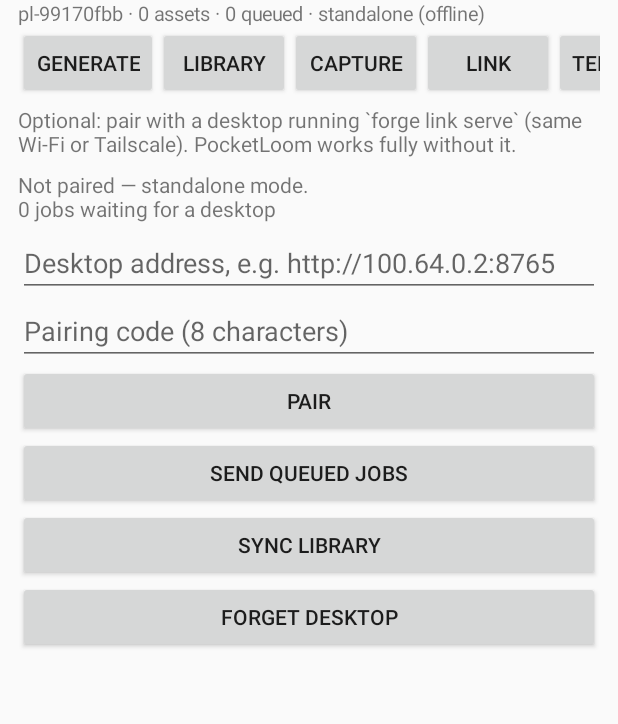
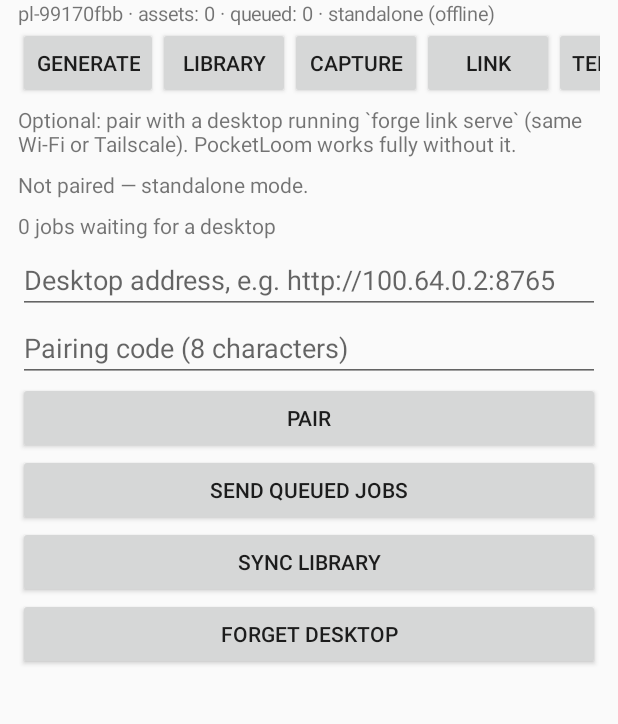
Before and after one commit to RechargedIdeas/assetfabric, an Android app: the screen it shows after launch (MainActivity), after a tap on "LINK", on a phone screen of 412 x 824 dp, the part 62-786 px from its top. Run offline under Robolectric (Android 15) with nearby library versions, the phone set to English and light mode, and no system bars; pictures from the network do not load; 10 statements that could not run were skipped; 2 other taps on this screen came first.

Commit message:
wip(C1-C6): lint in acceptance (0 errors, 0 i18n issues), plurals, data-extraction rules, pytest companions, STATUS companion table, forge accept C1-C6

```diff
--- a/companions/pocketloom/app/src/main/AndroidManifest.xml
+++ b/companions/pocketloom/app/src/main/AndroidManifest.xml
@@ -1,5 +1,6 @@
 <?xml version="1.0" encoding="utf-8"?>
-<manifest xmlns:android="http://schemas.android.com/apk/res/android">
+<manifest xmlns:android="http://schemas.android.com/apk/res/android"
+    xmlns:tools="http://schemas.android.com/tools">
 
     <!-- Only used after the user pairs with a desktop (LoomLink, C5/C6). Standalone mode makes no
          network calls. No CAMERA permission: capture is delegated to the system camera app. -->
@@ -7,6 +8,8 @@
 
     <application
         android:allowBackup="false"
+        android:dataExtractionRules="@xml/data_extraction_rules"
+        android:fullBackupContent="false"
         android:icon="@drawable/ic_launcher"
         android:label="@string/app_name"
         android:networkSecurityConfig="@xml/network_security_config"
--- a/companions/pocketloom/app/src/main/kotlin/fabric/pocketloom/MainActivity.kt
+++ b/companions/pocketloom/app/src/main/kotlin/fabric/pocketloom/MainActivity.kt
@@ -118,11 +118,13 @@ class MainActivity : Activity() {
         val seed = EditText(this).apply { setHint(R.string.gen_seed_hint); inputType = InputType.TYPE_CLASS_NUMBER; setText("1") }
         val img = ImageView(this).apply { adjustViewBounds = true }
         val out = text("")
+        val note = text("")
+        val rejected = text("")
         statusLine = out
         content.addView(text(getString(R.string.gen_kind))); content.addView(kind)
         content.addView(text(getString(R.string.gen_palette))); content.addView(pal)
         content.addView(seed)
-        content.addView(button(R.string.gen_random) { seed.setText(Random.nextInt(1, 1_000_000).toString()) })
+        content.addView(button(R.string.gen_random) { seed.setText(String.format(java.util.Locale.ROOT, "%d", Random.nextInt(1, 1_000_000))) })
         content.addView(button(R.string.gen_button) {
             val k = kinds[kind.selectedItemPosition]; val s = seed.text.toString().toLongOrNull() ?: 1L
             val p = palettes.getOrNull(pal.selectedItemPosition)
@@ -136,15 +138,15 @@ class MainActivity : Activity() {
                 val ladder = (sel["skipped"].asList().map { it.asMap()["rung"] } + sel["backend"]).joinToString(" → ")
                 val png = core.store.get("${k}_$s")?.let { core.store.read(it["sha256"] as String) }
                 ui {
-                    out.text = getString(R.string.gen_result, k, s, sel["backend"], (r["ms"] as Number).toDouble(), gates, res["sha256"]) +
-                        "\n" + getString(R.string.gen_backend_note, ladder) +
-                        (if (res["ok"] != true) "\n" + getString(R.string.gen_gates_failed) else "")
+                    out.text = getString(R.string.gen_result, k, s, sel["backend"], (r["ms"] as Number).toDouble(), gates, res["sha256"])
+                    note.text = getString(R.string.gen_backend_note, ladder)
+                    rejected.text = if (res["ok"] != true) getString(R.string.gen_gates_failed) else null
                     if (png != null && res["ok"] == true) preview(png, img)
                     refreshHeader()
                 }
             }
         })
-        content.addView(out); content.addView(img)
+        content.addView(out); content.addView(note); content.addView(rejected); content.addView(img)
     }
 
     // ------------------------------------------------------------------ C3 library
@@ -188,7 +190,7 @@ class MainActivity : Activity() {
         content.addView(out)
         bg {
             val n = core.store.list().count { it["kind"] == "capture" }
-            ui { content.addView(text(getString(R.string.cap_count, n))) }
+            ui { content.addView(text(resources.getQuantityString(R.plurals.cap_count, n, n))) }
         }
     }
 
@@ -220,10 +222,11 @@ class MainActivity : Activity() {
     private fun linkTab() {
         val out = text(""); statusLine = out
         val state = text("")
+        val queued = text("")
         val url = EditText(this).apply { setHint(R.string.link_url_hint); inputType = InputType.TYPE_TEXT_VARIATION_URI }
         val code = EditText(this).apply { setHint(R.string.link_code_hint); inputType = InputType.TYPE_TEXT_FLAG_CAP_CHARACTERS }
         pendingUri?.let { url.setText(it.url); code.setText(it.code); out.setText(R.string.link_from_qr); pendingUri = null }
-        content.addView(text(getString(R.string.link_intro))); content.addView(state)
+        content.addView(text(getString(R.string.link_intro))); content.addView(state); content.addView(queued)
         content.addView(url); content.addView(code)
         content.addView(button(R.string.link_pair) {
             val c = code.text.toString()
@@ -244,8 +247,8 @@ class MainActivity : Activity() {
             val s = core.link.session
             val q = core.queue.pending().size
             ui {
-                state.text = (if (s == null) getString(R.string.link_not_paired) else getString(R.string.link_paired, s.serverId, s.url, s.caps.joinToString(", "))) +
-                    "\n" + getString(R.string.link_queue, q)
+                state.text = if (s == null) getString(R.string.link_not_paired) else getString(R.string.link_paired, s.serverId, s.url, s.caps.joinToString(", "))
+                queued.text = resources.getQuantityString(R.plurals.link_queue, q, q)
             }
         }
     }
--- a/companions/pocketloom/app/src/main/res/values/strings.xml
+++ b/companions/pocketloom/app/src/main/res/values/strings.xml
@@ -2,7 +2,7 @@
 <!-- PocketLoom UI strings. Every user-visible string lives here (locale keys; no hard-coded UI text). -->
 <resources>
     <string name="app_name">PocketLoom</string>
-    <string name="header_status">%1$s · %2$d assets · %3$d queued · %4$s</string>
+    <string name="header_status">%1$s · assets: %2$d · queued: %3$d · %4$s</string>
     <string name="mode_standalone">standalone (offline)</string>
     <string name="mode_paired">paired with %1$s</string>
 
@@ -30,7 +30,7 @@
     </string-array>
 
     <string name="lib_empty">Nothing here yet — generate or capture something.</string>
-    <string name="lib_item">%1$s · %2$s · %3$d bytes</string>
+    <string name="lib_item">%1$s · %2$s · size: %3$d B</string>
     <string name="lib_conflict">%1$s (sync conflict copy)</string>
     <string name="lib_delete">Delete selected</string>
     <string name="lib_selected">Selected: %1$s</string>
@@ -39,9 +39,12 @@
     <string name="cap_take">Take photo</string>
     <string name="cap_import">Import image</string>
     <string name="cap_no_camera">No camera app is available on this device.</string>
-    <string name="cap_saved">Saved %1$s (%2$d bytes) — reconstruction job queued.</string>
+    <string name="cap_saved">Saved %1$s (size: %2$d B) — reconstruction job queued.</string>
     <string name="cap_failed">Capture failed: %1$s</string>
-    <string name="cap_count">%1$d captures on this phone</string>
+    <plurals name="cap_count">
+        <item quantity="one">%1$d capture on this phone</item>
+        <item quantity="other">%1$d captures on this phone</item>
+    </plurals>
 
     <string name="link_intro">Optional: pair with a desktop running `forge link serve` (same Wi-Fi or Tailscale). PocketLoom works fully without it.</string>
     <string name="link_url_hint">Desktop address, e.g. http://100.64.0.2:8765</string>
@@ -56,19 +59,22 @@
     <string name="link_pair_failed">Pairing failed: %1$s</string>
     <string name="link_from_qr">Pairing link received — check the address and tap Pair to confirm.</string>
     <string name="link_bad_code">The pairing code must be 8 characters.</string>
-    <string name="link_drain_ok">Sent %1$d jobs; %2$d still queued.</string>
+    <string name="link_drain_ok">Jobs sent: %1$d · still queued: %2$d</string>
     <string name="link_sync_ok">Sync: pushed %1$d, pulled %2$d, conflicts %3$d.</string>
     <string name="link_failed">Link error: %1$s</string>
-    <string name="link_queue">%1$d jobs waiting for a desktop</string>
+    <plurals name="link_queue">
+        <item quantity="one">%1$d job waiting for a desktop</item>
+        <item quantity="other">%1$d jobs waiting for a desktop</item>
+    </plurals>
 
-    <string name="tel_store">Store: %1$d assets, %2$d bytes</string>
-    <string name="tel_models">Model cache: %1$d models, %2$d / %3$d bytes</string>
-    <string name="tel_queue">Offload queue: %1$d pending, %2$d completed</string>
+    <string name="tel_store">Store — assets: %1$d · size: %2$d B</string>
+    <string name="tel_models">Model cache — models: %1$d · %2$d / %3$d B</string>
+    <string name="tel_queue">Offload queue — pending: %1$d · completed: %2$d</string>
     <string name="tel_events">Events: %1$d (errors %2$d)</string>
-    <string name="tel_job">%1$s: %2$d runs, mean %3$.1f ms, max %4$.1f ms</string>
+    <string name="tel_job">%1$s — runs: %2$d · mean %3$.1f ms · max %4$.1f ms</string>
     <string name="tel_backend">%1$s → %2$s</string>
     <string name="tel_backend_skip">%1$s skipped: %2$s</string>
-    <string name="tel_device">Device: %1$s, Android %2$d, %3$d cores</string>
+    <string name="tel_device">Device: %1$s · Android API %2$d · CPU cores: %3$d</string>
     <string name="tel_node">Node %1$s · FabricCore %2$s</string>
     <string name="tel_refresh">Refresh</string>
 </resources>
```
Also changed, not shown: companions/pocketloom/app/src/main/res/xml/data_extraction_rules.xml (added, +19 -0 lines), companions/pocketloom/app/src/main/res/xml/network_security_config.xml (+6 -4 lines), 10 other files.
